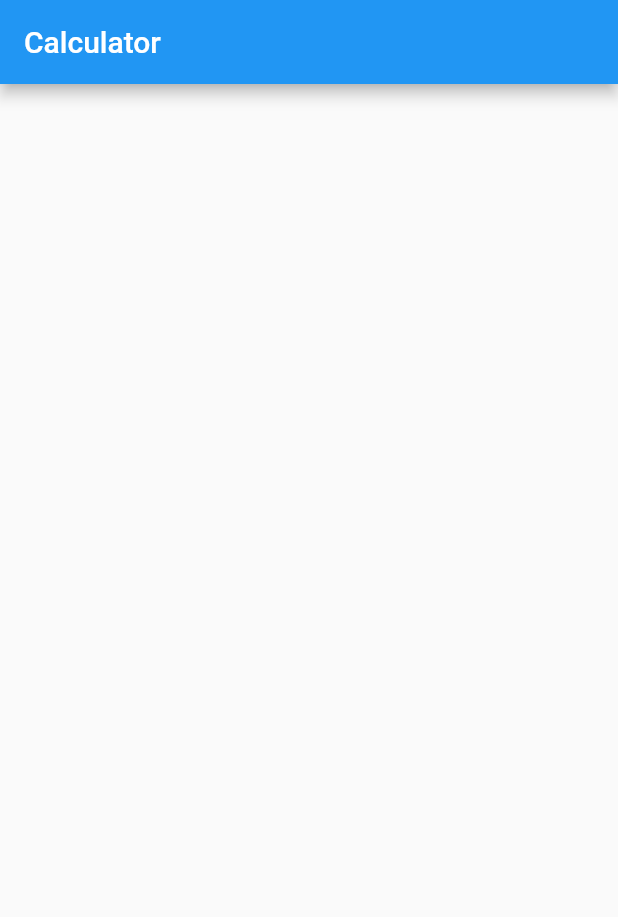
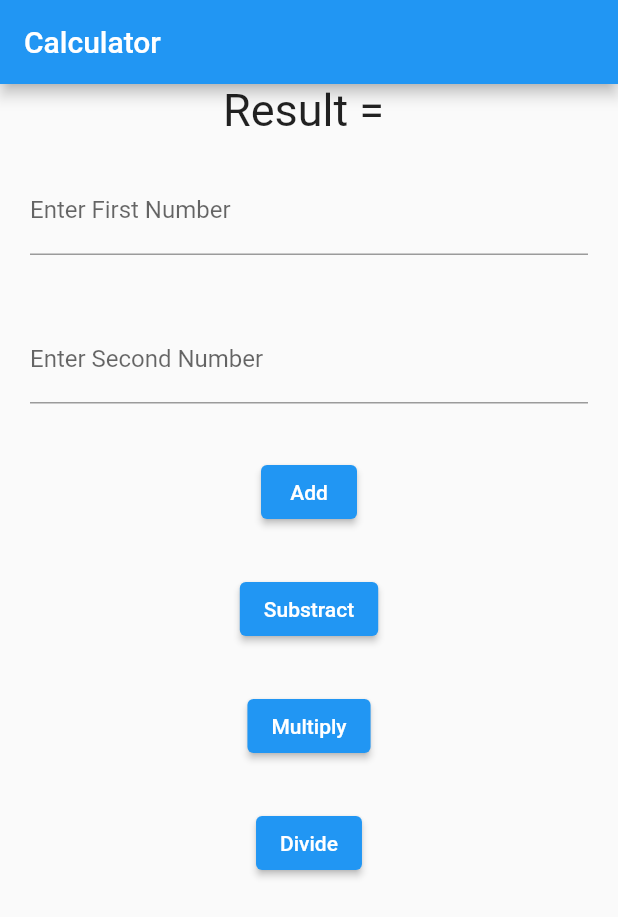
Before and after one commit to Rafli-rahmad/flutter-rafli-rahmad-fundamental, a Flutter app: the screen it shows after launch, on a phone screen of 412 x 824 dp. Shown: the top 917 px of the screen. Run offline on Flutter 3.47's test engine with Material 2 defaults, Android fonts, the light colour scheme and no system bars.

Commit message:
Update main.dart

```diff
--- a/lib/main.dart
+++ b/lib/main.dart
@@ -32,15 +32,6 @@ class MyApp extends StatelessWidget {
 class MyHomePage extends StatefulWidget {
   const MyHomePage({Key? key, required this.title}) : super(key: key);
 
-  // This widget is the home page of your application. It is stateful, meaning
-  // that it has a State object (defined below) that contains fields that affect
-  // how it looks.
-
-  // This class is the configuration for the state. It holds the values (in this
-  // case the title) provided by the parent (in this case the App widget) and
-  // used by the build method of the State. Fields in a Widget subclass are
-  // always marked "final".
-
   final String title;
 
   @override
@@ -48,54 +39,72 @@ class MyHomePage extends StatefulWidget {
 }
 
 class _MyHomePageState extends State<MyHomePage> {
-  int _counter = 0;
+  var FirstField = TextEditingController();
+  var SecondField = TextEditingController();
 
-  void _incrementCounter() {
-    setState(() {
-      // This call to setState tells the Flutter framework that something has
-      // changed in this State, which causes it to rerun the build method below
-      // so that the display can reflect the updated values. If we changed
-      // _counter without calling setState(), then the build method would not be
-      // called again, and so nothing would appear to happen.
-      _counter++;
-    });
+  void add() {
+    setState(() {});
+  }
+
+  void substract() {
+    setState(() {});
+  }
+
+  void multiply() {
+    setState(() {});
+  }
+
+  void divide() {
+    setState(() {});
   }
 
   @override
   Widget build(BuildContext context) {
-    // This method is rerun every time setState is called, for instance as done
-    // by the _incrementCounter method above.
-    //
-    // The Flutter framework has been optimized to make rerunning build methods
-    // fast, so that you can just rebuild anything that needs updating rather
-    // than having to individually change instances of widgets.
     return Scaffold(
       appBar: AppBar(
-        // Here we take the value from the MyHomePage object that was created by
-        // the App.build method, and use it to set our appbar title.
         title: Text(widget.title),
       ),
       body: Center(
-        // Center is a layout widget. It takes a single child and positions it
-        // in the middle of the parent.
         child: Column(
-          // Column is also a layout widget. It takes a list of children and
-          // arranges them vertically. By default, it sizes itself to fit its
-          // children horizontally, and tries to be as tall as its parent.
-          //
-          // Invoke "debug painting" (press "p" in the console, choose the
-          // "Toggle Debug Paint" action from the Flutter Inspector in Android
-          // Studio, or the "Toggle Debug Paint" command in Visual Studio Code)
-          // to see the wireframe for each widget.
-          //
-          // Column has various properties to control how it sizes itself and
-          // how it positions its children. Here we use mainAxisAlignment to
-          // center the children vertically; the main axis here is the vertical
-          // axis because Columns are vertical (the cross axis would be
-          // horizontal).
-          mainAxisAlignment: MainAxisAlignment.center,
+          children: [
+            Text("Result = ", style: const TextStyle(fontSize: 30)),
+            textField(FirstField, "Enter First Number"),
+            textField(SecondField, "Enter Second Number"),
+            button(add, "Add"),
+            button(substract, "Substract"),
+            button(multiply, "Multiply"),
+            button(divide, "Divide"),
+          ],
         ),
       ), // This trailing comma makes auto-formatting nicer for build methods.
     );
   }
 }
+
+@override
+Widget textField(TextEditingController controller, String labelText) {
+  return Container(
+    margin: const EdgeInsets.all(10),
+    padding: const EdgeInsets.all(10),
+    child: TextFormField(
+      controller: controller,
+      validator: (value) {
+        if (value == null || value.isEmpty) {
+          return 'Mohon Masukkan Angka';
+        }
+        return null;
+      },
+      decoration: InputDecoration(
+        labelText: labelText,
+      ),
+    ),
+  );
+}
+
+Widget button(VoidCallback onPressed, String name) {
+  return Container(
+    margin: const EdgeInsets.all(10),
+    padding: const EdgeInsets.all(5),
+    child: ElevatedButton(onPressed: onPressed, child: Text(name)),
+  );
+}
```
